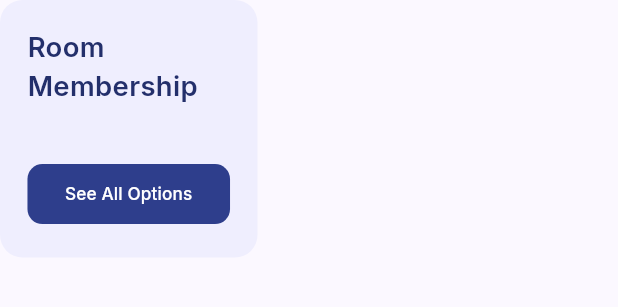
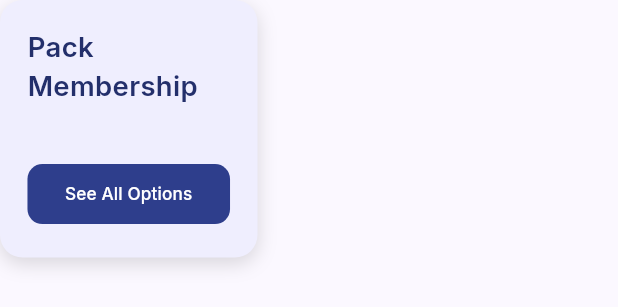
Before and after one commit to relax-not-relax/Mate-mobile, a Flutter app: the LockMembership widget shown alone on an empty page, opened directly, on a phone screen of 412 x 824 dp. Shown: the top 307 px of the screen. Run offline on Flutter 3.47's test engine with Material 3 defaults, Android fonts, the phone set to English and light mode, and no system bars; our stand-ins replace flutter_screenutil, google_fonts, google_nav_bar, iconly, shared_preferences; accounts and stored records are empty.

Commit message:
Update UI of Home Screen for Customer
- Update UI when customer pay for a subscription

```diff
--- /dev/null
+++ b/lib/models/pack.dart
@@ -0,0 +1,17 @@
+class Pack {
+  final int packId;
+  final double price;
+  final String packName;
+  final String description;
+  final int duration;
+  final bool status;
+
+  Pack({
+    required this.packId,
+    required this.price,
+    required this.packName,
+    required this.description,
+    required this.duration,
+    required this.status,
+  });
+}
--- a/lib/screens/home/widgets/lock_membership.dart
+++ b/lib/screens/home/widgets/lock_membership.dart
@@ -14,6 +14,14 @@ class LockMembership extends StatelessWidget {
       decoration: BoxDecoration(
         color: const Color.fromARGB(255, 239, 238, 254),
         borderRadius: BorderRadius.circular(15),
+        boxShadow: const [
+          BoxShadow(
+            color: Color.fromARGB(38, 20, 19, 19),
+            spreadRadius: 0,
+            blurRadius: 10,
+            offset: Offset(0, 4), // changes position of shadow
+          )
+        ],
       ),
       child: Column(
         mainAxisSize: MainAxisSize.min,
@@ -21,7 +29,7 @@ class LockMembership extends StatelessWidget {
         children: [
           Flexible(
             child: Text(
-              "Room Membership",
+              "Pack Membership",
               maxLines: 2,
               overflow: TextOverflow.ellipsis,
               style: GoogleFonts.inter(
--- a/lib/screens/home/widgets/lock_my_room.dart
+++ b/lib/screens/home/widgets/lock_my_room.dart
@@ -3,8 +3,8 @@ import 'package:flutter_screenutil/flutter_screenutil.dart';
 import 'package:google_fonts/google_fonts.dart';
 import 'package:iconly/iconly.dart';
 
-class LockMyRoom extends StatelessWidget {
-  const LockMyRoom({super.key});
+class LockMyPack extends StatelessWidget {
+  const LockMyPack({super.key});
 
   @override
   Widget build(BuildContext context) {
@@ -15,6 +15,14 @@ class LockMyRoom extends StatelessWidget {
       decoration: BoxDecoration(
         color: const Color.fromARGB(255, 243, 243, 243),
         borderRadius: BorderRadius.circular(15),
+        boxShadow: const [
+          BoxShadow(
+            color: Color.fromARGB(38, 20, 19, 19),
+            spreadRadius: 0,
+            blurRadius: 10,
+            offset: Offset(0, 4), // changes position of shadow
+          )
+        ],
       ),
       child: Column(
         mainAxisSize: MainAxisSize.min,
@@ -27,7 +35,7 @@ class LockMyRoom extends StatelessWidget {
               SizedBox(
                 width: 45.w,
                 child: Text(
-                  "My Room",
+                  "My Pack",
                   maxLines: 2,
                   overflow: TextOverflow.ellipsis,
                   style: GoogleFonts.inter(
@@ -45,7 +53,7 @@ class LockMyRoom extends StatelessWidget {
             ],
           ),
           Text(
-            "You are not a member of any room yet!",
+            "You are not a member of any pack yet!",
             maxLines: 2,
             overflow: TextOverflow.ellipsis,
             style: GoogleFonts.inter(
--- a/lib/screens/home/widgets/my_room.dart
+++ b/lib/screens/home/widgets/my_room.dart
@@ -0,0 +1,139 @@
+import 'dart:async';
+
+import 'package:flutter/material.dart';
+import 'package:flutter_screenutil/flutter_screenutil.dart';
+import 'package:google_fonts/google_fonts.dart';
+import 'package:iconly/iconly.dart';
+import 'package:mate_project/models/room.dart';
+
+class MyRoom extends StatefulWidget {
+  const MyRoom({
+    super.key,
+    required this.room,
+  });
+
+  final Room room;
+
+  @override
+  State<MyRoom> createState() => _MyRoomState();
+}
+
+class _MyRoomState extends State<MyRoom> {
+  String _currentTime = '';
+
+  @override
+  void initState() {
+    super.initState();
+    updateTime();
+  }
+
+  void updateTime() {
+    setState(() {
+      // Extract hours and minutes from current time
+      String timeString = DateTime.now().toString().split(' ')[1];
+      List<String> timeComponents = timeString.split(':');
+      String hours = timeComponents[0];
+      String minutes = timeComponents[1];
+
+      // Format the time as "HH:mm"
+      _currentTime =
+          '${hours.padLeft(2, '0')}:$minutes'; // Pad hours to 2 digits
+    });
+    Timer(const Duration(seconds: 1), updateTime);
+  }
+
+  @override
+  Widget build(BuildContext context) {
+    return Container(
+      width: 150.w,
+      height: 160.w,
+      padding: EdgeInsets.all(16.w),
+      decoration: BoxDecoration(
+        color: const Color.fromARGB(255, 35, 38, 47),
+        borderRadius: BorderRadius.circular(15),
+        boxShadow: const [
+          BoxShadow(
+            color: Color.fromARGB(38, 20, 19, 19),
+            spreadRadius: 0,
+            blurRadius: 10,
+            offset: Offset(0, 4), // changes position of shadow
+          )
+        ],
+      ),
+      child: Align(
+        alignment: Alignment.centerLeft,
+        child: Column(
+          crossAxisAlignment: CrossAxisAlignment.start,
+          mainAxisAlignment: MainAxisAlignment.spaceBetween,
+          children: [
+            Column(
+              crossAxisAlignment: CrossAxisAlignment.start,
+              children: [
+                SizedBox(
+                  width: 150.w * 0.8,
+                  child: Text(
+                    widget.room.roomName,
+                    style: GoogleFonts.inter(
+                      color: Colors.white,
+                      fontSize: 16.sp,
+                      fontWeight: FontWeight.w700,
+                    ),
+                    maxLines: 2,
+                    overflow: TextOverflow.ellipsis,
+                  ),
+                ),
+                Text(
+                  "10 members",
+                  style: GoogleFonts.inter(
+                    color: Colors.white,
+                    fontSize: 13.sp,
+                    fontWeight: FontWeight.w300,
+                  ),
+                )
+              ],
+            ),
+            Row(
+              crossAxisAlignment: CrossAxisAlignment.center,
+              mainAxisAlignment: MainAxisAlignment.spaceBetween,
+              children: [
+                Container(
+                  padding:
+                      EdgeInsets.symmetric(horizontal: 12.w, vertical: 8.h),
+                  decoration: BoxDecoration(
+                    color: const Color.fromARGB(255, 84, 87, 91),
+                    borderRadius: BorderRadius.circular(7.w),
+                  ),
+                  child: Center(
+                    child: Wrap(
+                      alignment: WrapAlignment.spaceEvenly,
+                      spacing: 4.w,
+                      children: [
+                        Icon(
+                          IconlyLight.time_circle,
+                          color: Colors.white,
+                          size: 15.sp,
+                        ),
+                        Text(
+                          _currentTime,
+                          style: GoogleFonts.inter(
+                            color: Colors.white,
+                            fontSize: 10.sp,
+                            fontWeight: FontWeight.w500,
+                          ),
+                        )
+                      ],
+                    ),
+                  ),
+                ),
+                CircleAvatar(
+                  backgroundImage: AssetImage("assets/pics/nurse.png"),
+                  radius: 16.w,
+                )
+              ],
+            )
+          ],
+        ),
+      ),
+    );
+  }
+}
--- a/lib/screens/home/widgets/open_event.dart
+++ b/lib/screens/home/widgets/open_event.dart
@@ -53,7 +53,8 @@ class _OpenEventState extends State<OpenEvent> {
             blurRadius: 10,
             offset: Offset(0, 4), // changes position of shadow
           )
-          ]),
+        ],
+      ),
       child: Row(
         children: [
           Container(
--- a/lib/screens/introduction/onboard_screen.dart
+++ b/lib/screens/introduction/onboard_screen.dart
@@ -29,7 +29,7 @@ class _OnboardScreenState extends State<OnboardScreen> {
     'Annual Event At Mate'
   ];
   List<String> descriptions = [
-    'Examine the 24-hour care system. Many useful services, such as utility rooms and massage services, are available. Come and join us in the society of the elderly.',
+    'Examine the 24-hour care system. Many useful services, such as utility packs and massage services, are available. Come and join us in the society of the elderly.',
     'Togetherness - Companion - Sharing',
     'Please come quarterly and join us for the memorable music concert!'
   ];
```
Also changed, not shown: lib/models/room.dart (added, +11 -0 lines), lib/screens/home/home_screen.dart (+25 -1 lines), lib/screens/home/widgets/room_membership.dart (+132 -5 lines), assets/pics/gold.png (added), assets/pics/nurse.png (added), assets/pics/user_test_1.png (added), assets/pics/user_test_2.png (added), assets/pics/user_test_3.png (added). Lines whose indentation alone changed are shown as unchanged.
